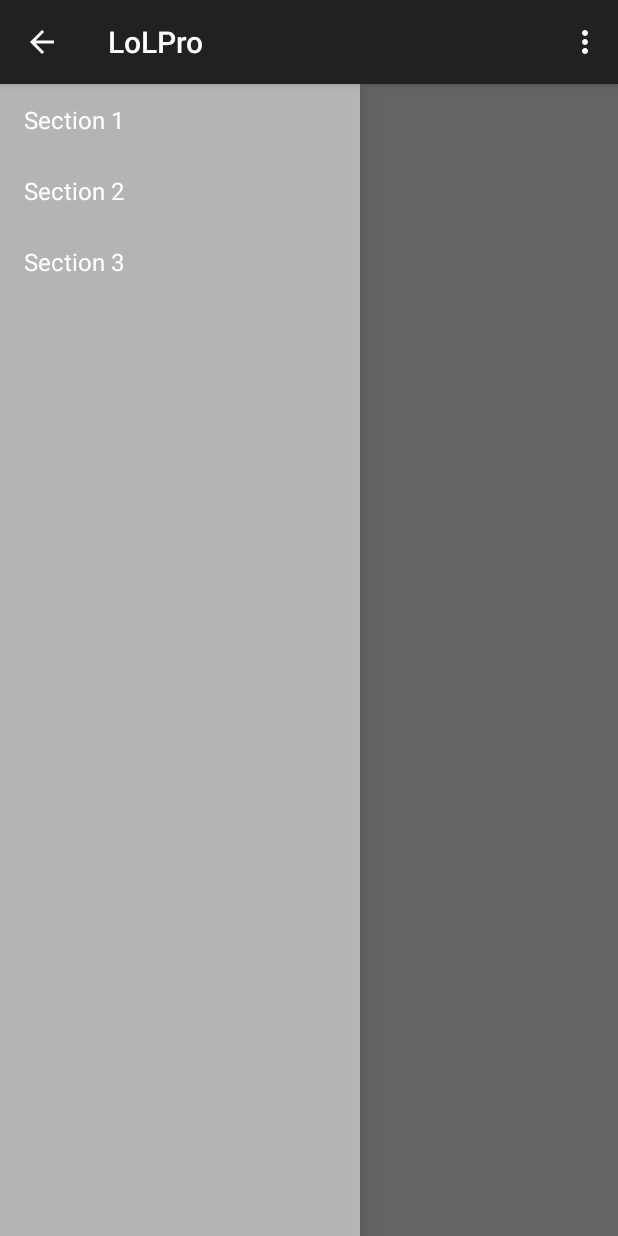
After one commit to Yaizavn/LoLPro, an Android app: the NavigationDrawerFragment screen opened directly, with no data from a screen before it, on a phone screen of 412 x 824 dp. The commit adds this screen. Run offline under Robolectric (Android 15) with nearby library versions, the phone set to English and light mode, and no system bars; 2 statements that could not run were skipped.

Commit message:
Menu2 (no tested)

```diff
--- a/app/build.gradle
+++ b/app/build.gradle
@@ -19,6 +19,6 @@
 }
 
 dependencies {
-    compile 'com.android.support:appcompat-v7:+'
     compile fileTree(dir: 'libs', include: ['*.jar'])
+    compile 'com.android.support:appcompat-v7:19.+'
 }
--- a/app/src/main/AndroidManifest.xml
+++ b/app/src/main/AndroidManifest.xml
@@ -16,6 +16,10 @@
                 <category android:name="android.intent.category.LAUNCHER" />
             </intent-filter>
         </activity>
+        <activity
+            android:name="com.lol.lolpro.app.Objetos"
+            android:label="@string/title_activity_objetos" >
+        </activity>
     </application>
 
 </manifest>
--- /dev/null
+++ b/app/src/main/java/com/lol/lolpro/app/NavigationDrawerFragment.java
@@ -0,0 +1,282 @@
+package com.lol.lolpro.app;
+
+import android.support.v7.app.ActionBarActivity;
+import android.app.Activity;
+import android.support.v7.app.ActionBar;
+import android.support.v4.app.Fragment;
+import android.support.v4.app.ActionBarDrawerToggle;
+import android.support.v4.view.GravityCompat;
+import android.support.v4.widget.DrawerLayout;
+import android.content.SharedPreferences;
+import android.content.res.Configuration;
+import android.os.Bundle;
+import android.preference.PreferenceManager;
+import android.view.LayoutInflater;
+import android.view.Menu;
+import android.view.MenuInflater;
+import android.view.MenuItem;
+import android.view.View;
+import android.view.ViewGroup;
+import android.widget.AdapterView;
+import android.widget.ArrayAdapter;
+import android.widget.ListView;
+import android.widget.Toast;
+
+/**
+ * Fragment used for managing interactions for and presentation of a navigation drawer.
+ * See the <a href="https://developer.android.com/design/patterns/navigation-drawer.html#Interaction">
+ * design guidelines</a> for a complete explanation of the behaviors implemented here.
+ */
+public class NavigationDrawerFragment extends Fragment {
+
+    /**
+     * Remember the position of the selected item.
+     */
+    private static final String STATE_SELECTED_POSITION = "selected_navigation_drawer_position";
+
+    /**
+     * Per the design guidelines, you should show the drawer on launch until the user manually
+     * expands it. This shared preference tracks this.
+     */
+    private static final String PREF_USER_LEARNED_DRAWER = "navigation_drawer_learned";
+
+    /**
+     * A pointer to the current callbacks instance (the Activity).
+     */
+    private NavigationDrawerCallbacks mCallbacks;
+
+    /**
+     * Helper component that ties the action bar to the navigation drawer.
+     */
+    private ActionBarDrawerToggle mDrawerToggle;
+
+    private DrawerLayout mDrawerLayout;
+    private ListView mDrawerListView;
+    private View mFragmentContainerView;
+
+    private int mCurrentSelectedPosition = 0;
+    private boolean mFromSavedInstanceState;
+    private boolean mUserLearnedDrawer;
+
+    public NavigationDrawerFragment() {
+    }
+
+    @Override
+    public void onCreate(Bundle savedInstanceState) {
+        super.onCreate(savedInstanceState);
+
+        // Read in the flag indicating whether or not the user has demonstrated awareness of the
+        // drawer. See PREF_USER_LEARNED_DRAWER for details.
+        SharedPreferences sp = PreferenceManager.getDefaultSharedPreferences(getActivity());
+        mUserLearnedDrawer = sp.getBoolean(PREF_USER_LEARNED_DRAWER, false);
+
+        if (savedInstanceState != null) {
+            mCurrentSelectedPosition = savedInstanceState.getInt(STATE_SELECTED_POSITION);
+            mFromSavedInstanceState = true;
+        }
+
+        // Select either the default item (0) or the last selected item.
+        selectItem(mCurrentSelectedPosition);
+    }
+
+    @Override
+    public void onActivityCreated (Bundle savedInstanceState) {
+        super.onActivityCreated(savedInstanceState);
+        // Indicate that this fragment would like to influence the set of actions in the action bar.
+        setHasOptionsMenu(true);
+    }
+
+    @Override
+    public View onCreateView(LayoutInflater inflater, ViewGroup container,
+            Bundle savedInstanceState) {
+        mDrawerListView = (ListView) inflater.inflate(
+                R.layout.fragment_navigation_drawer, container, false);
+        mDrawerListView.setOnItemClickListener(new AdapterView.OnItemClickListener() {
+            @Override
+            public void onItemClick(AdapterView<?> parent, View view, int position, long id) {
+                selectItem(position);
+            }
+        });
+        mDrawerListView.setAdapter(new ArrayAdapter<String>(
+                getActionBar().getThemedContext(),
+                android.R.layout.simple_list_item_1,
+                android.R.id.text1,
+                new String[]{
+                        getString(R.string.title_section1),
+                        getString(R.string.title_section2),
+                        getString(R.string.title_section3),
+                }));
+        mDrawerListView.setItemChecked(mCurrentSelectedPosition, true);
+        return mDrawerListView;
+    }
+
+    public boolean isDrawerOpen() {
+        return mDrawerLayout != null && mDrawerLayout.isDrawerOpen(mFragmentContainerView);
+    }
+
+    /**
+     * Users of this fragment must call this method to set up the navigation drawer interactions.
+     *
+     * @param fragmentId   The android:id of this fragment in its activity's layout.
+     * @param drawerLayout The DrawerLayout containing this fragment's UI.
+     */
+    public void setUp(int fragmentId, DrawerLayout drawerLayout) {
+        mFragmentContainerView = getActivity().findViewById(fragmentId);
+        mDrawerLayout = drawerLayout;
+
+        // set a custom shadow that overlays the main content when the drawer opens
+        mDrawerLayout.setDrawerShadow(R.drawable.drawer_shadow, GravityCompat.START);
+        // set up the drawer's list view with items and click listener
+
+        ActionBar actionBar = getActionBar();
+        actionBar.setDisplayHomeAsUpEnabled(true);
+        actionBar.setHomeButtonEnabled(true);
+
+        // ActionBarDrawerToggle ties together the the proper interactions
+        // between the navigation drawer and the action bar app icon.
+        mDrawerToggle = new ActionBarDrawerToggle(
+                getActivity(),                    /* host Activity */
+                mDrawerLayout,                    /* DrawerLayout object */
+                R.drawable.ic_drawer,             /* nav drawer image to replace 'Up' caret */
+                R.string.navigation_drawer_open,  /* "open drawer" description for accessibility */
+                R.string.navigation_drawer_close  /* "close drawer" description for accessibility */
+        ) {
+            @Override
+            public void onDrawerClosed(View drawerView) {
+                super.onDrawerClosed(drawerView);
+                if (!isAdded()) {
+                    return;
+                }
+
+                getActivity().supportInvalidateOptionsMenu(); // calls onPrepareOptionsMenu()
+            }
+
+            @Override
+            public void onDrawerOpened(View drawerView) {
+                super.onDrawerOpened(drawerView);
+                if (!isAdded()) {
+                    return;
+                }
+
+                if (!mUserLearnedDrawer) {
+                    // The user manually opened the drawer; store this flag to prevent auto-showing
+                    // the navigation drawer automatically in the future.
+                    mUserLearnedDrawer = true;
+                    SharedPreferences sp = PreferenceManager
+                            .getDefaultSharedPreferences(getActivity());
+                    sp.edit().putBoolean(PREF_USER_LEARNED_DRAWER, true).commit();
+                }
+
+                getActivity().supportInvalidateOptionsMenu(); // calls onPrepareOptionsMenu()
+            }
+        };
+
+        // If the user hasn't 'learned' about the drawer, open it to introduce them to the drawer,
+        // per the navigation drawer design guidelines.
+        if (!mUserLearnedDrawer && !mFromSavedInstanceState) {
+            mDrawerLayout.openDrawer(mFragmentContainerView);
+        }
+
+        // Defer code dependent on restoration of previous instance state.
+        mDrawerLayout.post(new Runnable() {
+            @Override
+            public void run() {
+                mDrawerToggle.syncState();
+            }
+        });
+
+        mDrawerLayout.setDrawerListener(mDrawerToggle);
+    }
+
+    private void selectItem(int position) {
+        mCurrentSelectedPosition = position;
+        if (mDrawerListView != null) {
+            mDrawerListView.setItemChecked(position, true);
+        }
+        if (mDrawerLayout != null) {
+            mDrawerLayout.closeDrawer(mFragmentContainerView);
+        }
+        if (mCallbacks != null) {
+            mCallbacks.onNavigationDrawerItemSelected(position);
+        }
+    }
+
+    @Override
+    public void onAttach(Activity activity) {
+        super.onAttach(activity);
+        try {
+            mCallbacks = (NavigationDrawerCallbacks) activity;
+        } catch (ClassCastException e) {
+            throw new ClassCastException("Activity must implement NavigationDrawerCallbacks.");
+        }
+    }
+
+    @Override
+    public void onDetach() {
+        super.onDetach();
+        mCallbacks = null;
+    }
+
+    @Override
+    public void onSaveInstanceState(Bundle outState) {
+        super.onSaveInstanceState(outState);
+        outState.putInt(STATE_SELECTED_POSITION, mCurrentSelectedPosition);
+    }
+
+    @Override
+    public void onConfigurationChanged(Configuration newConfig) {
+        super.onConfigurationChanged(newConfig);
+        // Forward the new configuration the drawer toggle component.
+        mDrawerToggle.onConfigurationChanged(newConfig);
+    }
+
+    @Override
+    public void onCreateOptionsMenu(Menu menu, MenuInflater inflater) {
+        // If the drawer is open, show the global app actions in the action bar. See also
+        // showGlobalContextActionBar, which controls the top-left area of the action bar.
+        if (mDrawerLayout != null && isDrawerOpen()) {
+            inflater.inflate(R.menu.global, menu);
+            showGlobalContextActionBar();
+        }
+        super.onCreateOptionsMenu(menu, inflater);
+    }
+
+    @Override
+    public boolean onOptionsItemSelected(MenuItem item) {
+        if (mDrawerToggle.onOptionsItemSelected(item)) {
+            return true;
+        }
+
+        if (item.getItemId() == R.id.action_example) {
+            Toast.makeText(getActivity(), "Example action.", Toast.LENGTH_SHORT).show();
+            return true;
+        }
+
+        return super.onOptionsItemSelected(item);
+    }
+
+    /**
+     * Per the navigation drawer design guidelines, updates the action bar to show the global app
+     * 'context', rather than just what's in the current screen.
+     */
+    private void showGlobalContextActionBar() {
+        ActionBar actionBar = getActionBar();
+        actionBar.setDisplayShowTitleEnabled(true);
+        actionBar.setNavigationMode(ActionBar.NAVIGATION_MODE_STANDARD);
+        actionBar.setTitle(R.string.app_name);
+    }
+
+    private ActionBar getActionBar() {
+        return ((ActionBarActivity) getActivity()).getSupportActionBar();
+    }
+
+    /**
+     * Callbacks interface that all activities using this fragment must implement.
+     */
+    public static interface NavigationDrawerCallbacks {
+        /**
+         * Called when an item in the navigation drawer is selected.
+         */
+        void onNavigationDrawerItemSelected(int position);
+    }
+}
--- /dev/null
+++ b/app/src/main/java/com/lol/lolpro/app/Objetos.java
@@ -0,0 +1,146 @@
+package com.lol.lolpro.app;
+
+import android.app.Activity;
+import android.support.v7.app.ActionBarActivity;
+import android.support.v7.app.ActionBar;
+import android.support.v4.app.Fragment;
+import android.support.v4.app.FragmentManager;
+import android.content.Context;
+import android.os.Build;
+import android.os.Bundle;
+import android.view.Gravity;
+import android.view.LayoutInflater;
+import android.view.Menu;
+import android.view.MenuItem;
+import android.view.View;
+import android.view.ViewGroup;
+import android.support.v4.widget.DrawerLayout;
+import android.widget.ArrayAdapter;
+import android.widget.TextView;
+
+
+public class Objetos extends ActionBarActivity
+        implements NavigationDrawerFragment.NavigationDrawerCallbacks {
+
+    /**
+     * Fragment managing the behaviors, interactions and presentation of the navigation drawer.
+     */
+    private NavigationDrawerFragment mNavigationDrawerFragment;
+
+    /**
+     * Used to store the last screen title. For use in {@link #restoreActionBar()}.
+     */
+    private CharSequence mTitle;
+
+    @Override
+    protected void onCreate(Bundle savedInstanceState) {
+        super.onCreate(savedInstanceState);
+        setContentView(R.layout.activity_objetos);
+
+        mNavigationDrawerFragment = (NavigationDrawerFragment)
+                getSupportFragmentManager().findFragmentById(R.id.navigation_drawer);
+        mTitle = getTitle();
+
+        // Set up the drawer.
+        mNavigationDrawerFragment.setUp(
+                R.id.navigation_drawer,
+                (DrawerLayout) findViewById(R.id.drawer_layout));
+    }
+
+    @Override
+    public void onNavigationDrawerItemSelected(int position) {
+        // update the main content by replacing fragments
+        FragmentManager fragmentManager = getSupportFragmentManager();
+        fragmentManager.beginTransaction()
+                .replace(R.id.container, PlaceholderFragment.newInstance(position + 1))
+                .commit();
+    }
+
+    public void onSectionAttached(int number) {
+        switch (number) {
+            case 1:
+                mTitle = getString(R.string.title_section1);
+                break;
+            case 2:
+                mTitle = getString(R.string.title_section2);
+                break;
+            case 3:
+                mTitle = getString(R.string.title_section3);
+                break;
+        }
+    }
+
+    public void restoreActionBar() {
+        ActionBar actionBar = getSupportActionBar();
+        actionBar.setNavigationMode(ActionBar.NAVIGATION_MODE_STANDARD);
+        actionBar.setDisplayShowTitleEnabled(true);
+        actionBar.setTitle(mTitle);
+    }
+
+
+    @Override
+    public boolean onCreateOptionsMenu(Menu menu) {
+        if (!mNavigationDrawerFragment.isDrawerOpen()) {
+            // Only show items in the action bar relevant to this screen
+            // if the drawer is not showing. Otherwise, let the drawer
+            // decide what to show in the action bar.
+            getMenuInflater().inflate(R.menu.objetos, menu);
+            restoreActionBar();
+            return true;
+        }
+        return super.onCreateOptionsMenu(menu);
+    }
+
+    @Override
+    public boolean onOptionsItemSelected(MenuItem item) {
+        // Handle action bar item clicks here. The action bar will
+        // automatically handle clicks on the Home/Up button, so long
+        // as you specify a parent activity in AndroidManifest.xml.
+        int id = item.getItemId();
+        if (id == R.id.action_settings) {
+            return true;
+        }
+        return super.onOptionsItemSelected(item);
+    }
+
+    /**
+     * A placeholder fragment containing a simple view.
+     */
+    public static class PlaceholderFragment extends Fragment {
+        /**
+         * The fragment argument representing the section number for this
+         * fragment.
+         */
+        private static final String ARG_SECTION_NUMBER = "section_number";
+
+        /**
+         * Returns a new instance of this fragment for the given section
+         * number.
+         */
+        public static PlaceholderFragment newInstance(int sectionNumber) {
+            PlaceholderFragment fragment = new PlaceholderFragment();
+            Bundle args = new Bundle();
+            args.putInt(ARG_SECTION_NUMBER, sectionNumber);
+            fragment.setArguments(args);
+            return fragment;
+        }
+
+        public PlaceholderFragment() {
+        }
+
+        @Override
+        public View onCreateView(LayoutInflater inflater, ViewGroup container,
+                Bundle savedInstanceState) {
+            View rootView = inflater.inflate(R.layout.fragment_objetos, container, false);
+            return rootView;
+        }
+
+        @Override
+        public void onAttach(Activity activity) {
+            super.onAttach(activity);
+            ((Objetos) activity).onSectionAttached(
+                    getArguments().getInt(ARG_SECTION_NUMBER));
+        }
+    }
+
+}
--- /dev/null
+++ b/app/src/main/res/layout/activity_objetos.xml
@@ -0,0 +1,31 @@
+<!-- A DrawerLayout is intended to be used as the top-level content view using match_parent for both width and height to consume the full space available. -->
+<android.support.v4.widget.DrawerLayout
+    xmlns:android="http://schemas.android.com/apk/res/android"
+    xmlns:tools="http://schemas.android.com/tools"
+    android:id="@+id/drawer_layout"
+    android:layout_width="match_parent"
+    android:layout_height="match_parent"
+    tools:context="com.lol.lolpro.app.Objetos">
+
+    <!-- As the main content view, the view below consumes the entire
+         space available using match_parent in both dimensions. -->
+    <FrameLayout
+        android:id="@+id/container"
+        android:layout_width="match_parent"
+        android:layout_height="match_parent" />
+
+    <!-- android:layout_gravity="start" tells DrawerLayout to treat
+         this as a sliding drawer on the left side for left-to-right
+         languages and on the right side for right-to-left languages.
+         If you're not building against API 17 or higher, use
+         android:layout_gravity="left" instead. -->
+    <!-- The drawer is given a fixed width in dp and extends the full height of
+         the container. -->
+    <fragment android:id="@+id/navigation_drawer"
+        android:layout_width="@dimen/navigation_drawer_width"
+        android:layout_height="match_parent"
+        android:layout_gravity="start"
+        android:name="com.lol.lolpro.app.NavigationDrawerFragment"
+        tools:layout="@layout/fragment_navigation_drawer" />
+
+</android.support.v4.widget.DrawerLayout>
--- /dev/null
+++ b/app/src/main/res/layout/fragment_navigation_drawer.xml
@@ -0,0 +1,9 @@
+<ListView xmlns:android="http://schemas.android.com/apk/res/android"
+    xmlns:tools="http://schemas.android.com/tools"
+    android:layout_width="match_parent"
+    android:layout_height="match_parent"
+    android:choiceMode="singleChoice"
+    android:divider="@android:color/transparent"
+    android:dividerHeight="0dp"
+    android:background="#cccc"
+    tools:context="com.lol.lolpro.app.NavigationDrawerFragment" />
--- /dev/null
+++ b/app/src/main/res/menu/global.xml
@@ -0,0 +1,7 @@
+<menu xmlns:android="http://schemas.android.com/apk/res/android"
+    xmlns:app="http://schemas.android.com/apk/res-auto">
+    <item android:id="@+id/action_settings"
+        android:title="@string/action_settings"
+        android:orderInCategory="100"
+        app:showAsAction="never" />
+</menu>
--- /dev/null
+++ b/app/src/main/res/menu/objetos.xml
@@ -0,0 +1,12 @@
+<menu xmlns:android="http://schemas.android.com/apk/res/android"
+    xmlns:app="http://schemas.android.com/apk/res-auto"
+    xmlns:tools="http://schemas.android.com/tools"
+    tools:context="com.lol.lolpro.app.Objetos" >
+    <item android:id="@+id/action_example"
+        android:title="@string/action_example"
+        app:showAsAction="withText|ifRoom" />
+    <item android:id="@+id/action_settings"
+        android:title="@string/action_settings"
+        android:orderInCategory="100"
+        app:showAsAction="never" />
+</menu>
--- a/app/src/main/res/values/dimens.xml
+++ b/app/src/main/res/values/dimens.xml
@@ -1,6 +1,9 @@
+<?xml version="1.0" encoding="utf-8"?>
 <resources>
+
     <!-- Default screen margins, per the Android Design guidelines. -->
     <dimen name="activity_horizontal_margin">16dp</dimen>
     <dimen name="activity_vertical_margin">16dp</dimen>
+    <dimen name="navigation_drawer_width">240dp</dimen>
 
-    </resources>
+</resources>
--- a/app/src/main/res/values/strings.xml
+++ b/app/src/main/res/values/strings.xml
@@ -5,4 +5,18 @@
     <string name="campeones_oferta">CAMPEONES EN OFERTA</string>
     <string name="action_settings">Settings</string>
 
+    <string-array name="titulosMenuIzquierda">
+        <item>Campeones</item>
+        <item>Objetos</item>
+        <item>Temporizadores</item>
+    </string-array>
+
+    <string name="title_activity_objetos">Objetos</string>
+    <string name="title_section1">Section 1</string>
+    <string name="title_section2">Section 2</string>
+    <string name="title_section3">Section 3</string>
+    <string name="navigation_drawer_open">Open navigation drawer</string>
+    <string name="navigation_drawer_close">Close navigation drawer</string>
+    <string name="action_example">Example action</string>
+
 </resources>
```
Also changed, not shown: app/src/main/java/com/lol/lolpro/app/Campeones.java (added, +15 -0 lines), app/src/main/java/com/lol/lolpro/app/Principal.java (+32 -2 lines), app/src/main/res/layout/activity_campeones.xml (added, +17 -0 lines), app/src/main/res/layout/fragment_objetos.xml (added, +16 -0 lines).
